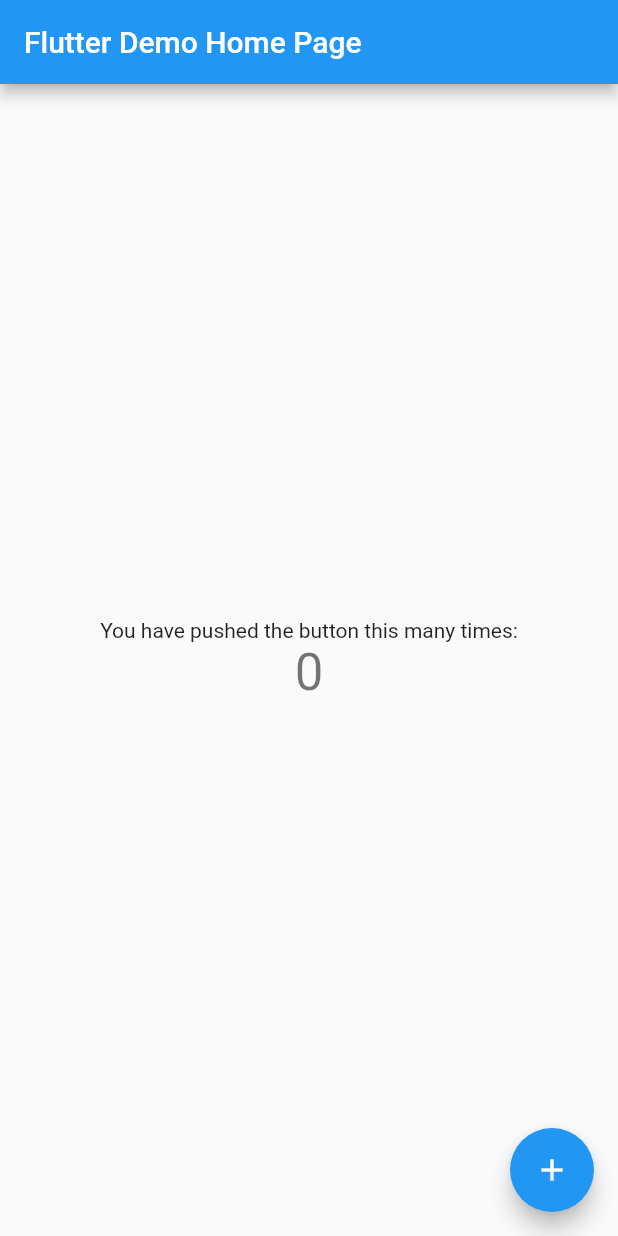
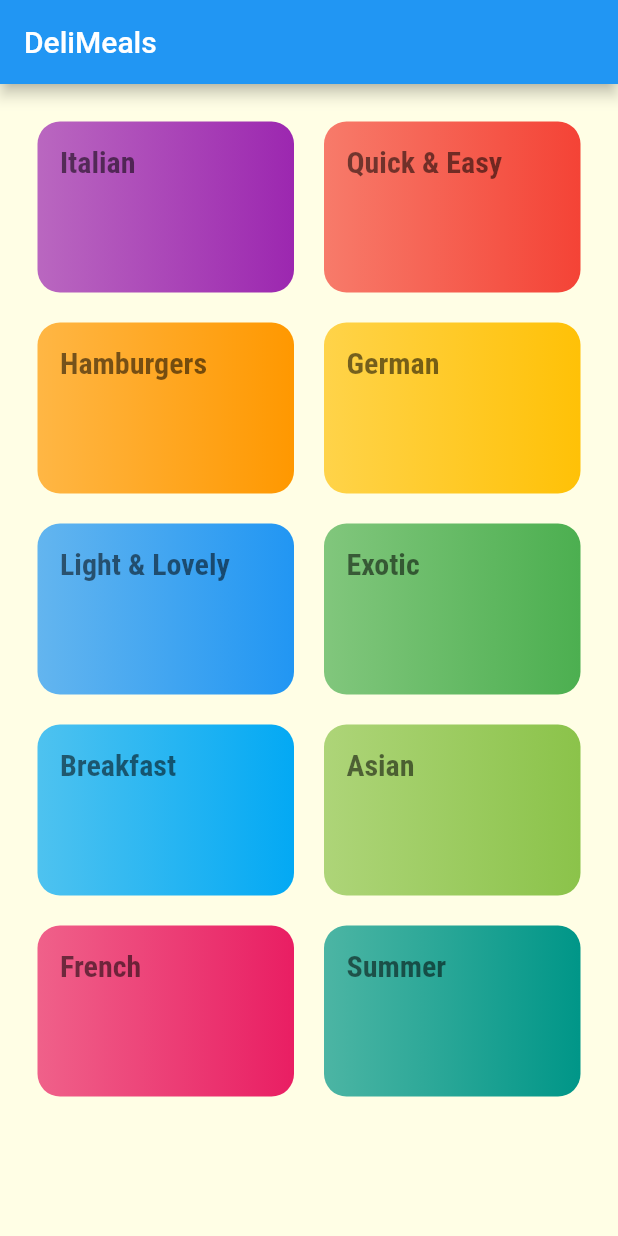
Before and after one commit to mo1501/meals_app, a Flutter app: the screen it shows after launch, on a phone screen of 412 x 824 dp. Run offline on Flutter 3.47's test engine with Material 2 defaults, Android fonts, the phone set to English and light mode, and no system bars; missing offline and left inert: flutteflur.

```diff
--- /dev/null
+++ b/lib/categories_screen.dart
@@ -0,0 +1,36 @@
+import 'package:flutter/src/foundation/key.dart';
+import 'package:flutter/src/widgets/framework.dart';
+import 'package:flutter/material.dart';
+import './dummy_data.dart';
+import './category_item.dart';
+
+class CategoriesScreen extends StatelessWidget {
+  const CategoriesScreen({Key? key}) : super(key: key);
+
+  @override
+  Widget build(BuildContext context) {
+    return Scaffold(
+      appBar: AppBar(
+        title: const Text('DeliMeals'),
+      ),
+      body: GridView(
+        padding: const EdgeInsets.all(25),
+        gridDelegate: SliverGridDelegateWithMaxCrossAxisExtent(
+          maxCrossAxisExtent: 200,
+          childAspectRatio: 3 / 2,
+          crossAxisSpacing: 20,
+          mainAxisSpacing: 20,
+        ),
+        children: DUMMY_CATEGORIES
+            .map(
+              (catData) => CategoryItem(
+                id: catData.id,
+                title: catData.title,
+                color: catData.color,
+              ),
+            )
+            .toList(),
+      ),
+    );
+  }
+}
--- /dev/null
+++ b/lib/category_item.dart
@@ -0,0 +1,46 @@
+import 'package:flutter/src/foundation/key.dart';
+import 'package:flutter/src/widgets/framework.dart';
+import 'package:flutter/material.dart';
+import 'package:meals_app/category_meals_screen.dart';
+
+class CategoryItem extends StatelessWidget {
+  final String id;
+  final String title;
+  final Color color;
+
+  CategoryItem({required this.title, required this.color, required this.id});
+
+  void selectCategory(BuildContext ctx) {
+    Navigator.of(ctx).pushNamed(
+      CategoryMealsScreen.routeName,
+      arguments: {
+        'id': id,
+      'title': title
+      },
+    );
+  }
+
+  @override
+  Widget build(BuildContext context) {
+    return InkWell(
+      onTap: () => selectCategory(context),
+      splashColor: Theme.of(context).primaryColor,
+      borderRadius: BorderRadius.circular(15),
+      child: Container(
+        padding: const EdgeInsets.all(15),
+        child: Text(
+          title,
+          style: Theme.of(context).textTheme.headline1,
+        ),
+        decoration: BoxDecoration(
+          gradient: LinearGradient(
+            colors: [color.withOpacity(0.7), color],
+            begin: Alignment.bottomLeft,
+            end: Alignment.bottomRight,
+          ),
+          borderRadius: BorderRadius.circular(15),
+        ),
+      ),
+    );
+  }
+}
--- a/lib/main.dart
+++ b/lib/main.dart
@@ -1,115 +1,40 @@
 import 'package:flutter/material.dart';
+import './categories_screen.dart';
+import './category_meals_screen.dart';
+import './category_item.dart';
 
-void main() {
-  runApp(const MyApp());
-}
+void main() => runApp(MyApp());
 
 class MyApp extends StatelessWidget {
-  const MyApp({Key? key}) : super(key: key);
-
-  // This widget is the root of your application.
   @override
   Widget build(BuildContext context) {
     return MaterialApp(
-      title: 'Flutter Demo',
+      title: 'DeliMeals',
       theme: ThemeData(
-        // This is the theme of your application.
-        //
-        // Try running your application with "flutter run". You'll see the
-        // application has a blue toolbar. Then, without quitting the app, try
-        // changing the primarySwatch below to Colors.green and then invoke
-        // "hot reload" (press "r" in the console where you ran "flutter run",
-        // or simply save your changes to "hot reload" in a Flutter IDE).
-        // Notice that the counter didn't reset back to zero; the application
-        // is not restarted.
         primarySwatch: Colors.blue,
+        accentColor: Colors.amber,
+        canvasColor: Color.fromRGBO(255, 254, 229, 1),
+        fontFamily: 'Raleway',
+        textTheme: ThemeData.light().textTheme.copyWith(
+              bodyText1: TextStyle(color: Color.fromRGBO(20, 51, 51, 1)),
+              bodyText2: TextStyle(
+                color: Color.fromRGBO(20, 51, 51, 1),
+              ),
+              headline1: TextStyle(
+                fontSize: 20,
+                fontFamily: 'RobotoCondensed',
+                fontWeight: FontWeight.bold,
+              ),
+            ),
       ),
-      home: const MyHomePage(title: 'Flutter Demo Home Page'),
+     //home: CategoriesScreen(),
+      initialRoute: '/', // default is '/'
+
+      routes: {
+        '/': (ctx) => CategoriesScreen(),
+       // '/category-meals': (ctx) => CategoryMealsScreen(),
+        CategoryMealsScreen.routeName: (ctx) => CategoryMealsScreen(),
+      },
     );
   }
 }
-
-class MyHomePage extends StatefulWidget {
-  const MyHomePage({Key? key, required this.title}) : super(key: key);
-
-  // This widget is the home page of your application. It is stateful, meaning
-  // that it has a State object (defined below) that contains fields that affect
-  // how it looks.
-
-  // This class is the configuration for the state. It holds the values (in this
-  // case the title) provided by the parent (in this case the App widget) and
-  // used by the build method of the State. Fields in a Widget subclass are
-  // always marked "final".
-
-  final String title;
-
-  @override
-  State<MyHomePage> createState() => _MyHomePageState();
-}
-
-class _MyHomePageState extends State<MyHomePage> {
-  int _counter = 0;
-
-  void _incrementCounter() {
-    setState(() {
-      // This call to setState tells the Flutter framework that something has
-      // changed in this State, which causes it to rerun the build method below
-      // so that the display can reflect the updated values. If we changed
-      // _counter without calling setState(), then the build method would not be
-      // called again, and so nothing would appear to happen.
-      _counter++;
-    });
-  }
-
-  @override
-  Widget build(BuildContext context) {
-    // This method is rerun every time setState is called, for instance as done
-    // by the _incrementCounter method above.
-    //
-    // The Flutter framework has been optimized to make rerunning build methods
-    // fast, so that you can just rebuild anything that needs updating rather
-    // than having to individually change instances of widgets.
-    return Scaffold(
-      appBar: AppBar(
-        // Here we take the value from the MyHomePage object that was created by
-        // the App.build method, and use it to set our appbar title.
-        title: Text(widget.title),
-      ),
-      body: Center(
-        // Center is a layout widget. It takes a single child and positions it
-        // in the middle of the parent.
-        child: Column(
-          // Column is also a layout widget. It takes a list of children and
-          // arranges them vertically. By default, it sizes itself to fit its
-          // children horizontally, and tries to be as tall as its parent.
-          //
-          // Invoke "debug painting" (press "p" in the console, choose the
-          // "Toggle Debug Paint" action from the Flutter Inspector in Android
-          // Studio, or the "Toggle Debug Paint" command in Visual Studio Code)
-          // to see the wireframe for each widget.
-          //
-          // Column has various properties to control how it sizes itself and
-          // how it positions its children. Here we use mainAxisAlignment to
-          // center the children vertically; the main axis here is the vertical
-          // axis because Columns are vertical (the cross axis would be
-          // horizontal).
-          mainAxisAlignment: MainAxisAlignment.center,
-          children: <Widget>[
-            const Text(
-              'You have pushed the button this many times:',
-            ),
-            Text(
-              '$_counter',
-              style: Theme.of(context).textTheme.headline4,
-            ),
-          ],
-        ),
-      ),
-      floatingActionButton: FloatingActionButton(
-        onPressed: _incrementCounter,
-        tooltip: 'Increment',
-        child: const Icon(Icons.add),
-      ), // This trailing comma makes auto-formatting nicer for build methods.
-    );
-  }
-}
```
Also changed, not shown: lib/category_meals_screen.dart (added, +33 -0 lines), lib/dummy_data.dart (added, +408 -0 lines), lib/models/category.dart (added, +13 -0 lines), lib/models/meal.dart (added, +38 -0 lines), pubspec.yaml (+18 -13 lines), assets/fonts/Raleway-Black.ttf (added), assets/fonts/Raleway-Bold.ttf (added), assets/fonts/Raleway-Regular.ttf (added), assets/fonts/RobotoCondensed-Bold.ttf (added), assets/fonts/RobotoCondensed-Italic.ttf (added), assets/fonts/RobotoCondensed-Light.ttf (added), assets/fonts/RobotoCondensed-Regular.ttf (added), pubspec.lock.
